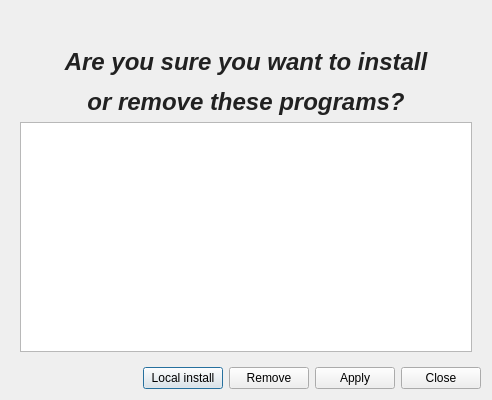
Old version of the form src/gui/Apply.ui in the repository kratos83/CondresControlCenter.
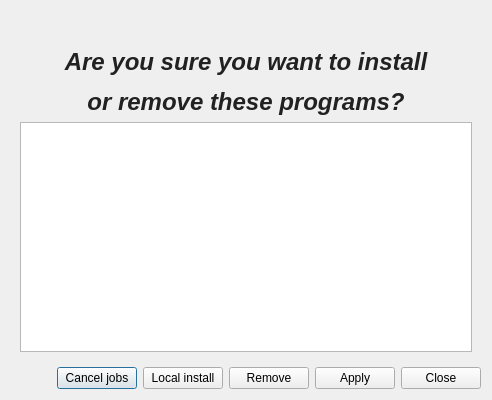
New version of the form. Icons and pictures are not drawn.

Diff of the .ui file:
```diff
--- a/src/gui/Apply.ui
+++ b/src/gui/Apply.ui
@@ -29,6 +29,17 @@
        </property>
       </spacer>
      </item>
+     <item>
+      <widget class="QPushButton" name="pushButtonJobs">
+       <property name="text">
+        <string>Cancel jobs</string>
+       </property>
+       <property name="icon">
+        <iconset resource="../images.qrc">
+         <normaloff>:/images/remove.png</normaloff>:/images/remove.png</iconset>
+       </property>
+      </widget>
+     </item>
      <item>
       <widget class="QPushButton" name="local">
        <property name="text">
```
Left out of the diff: 4 changed lines with no effect on the pictures.
